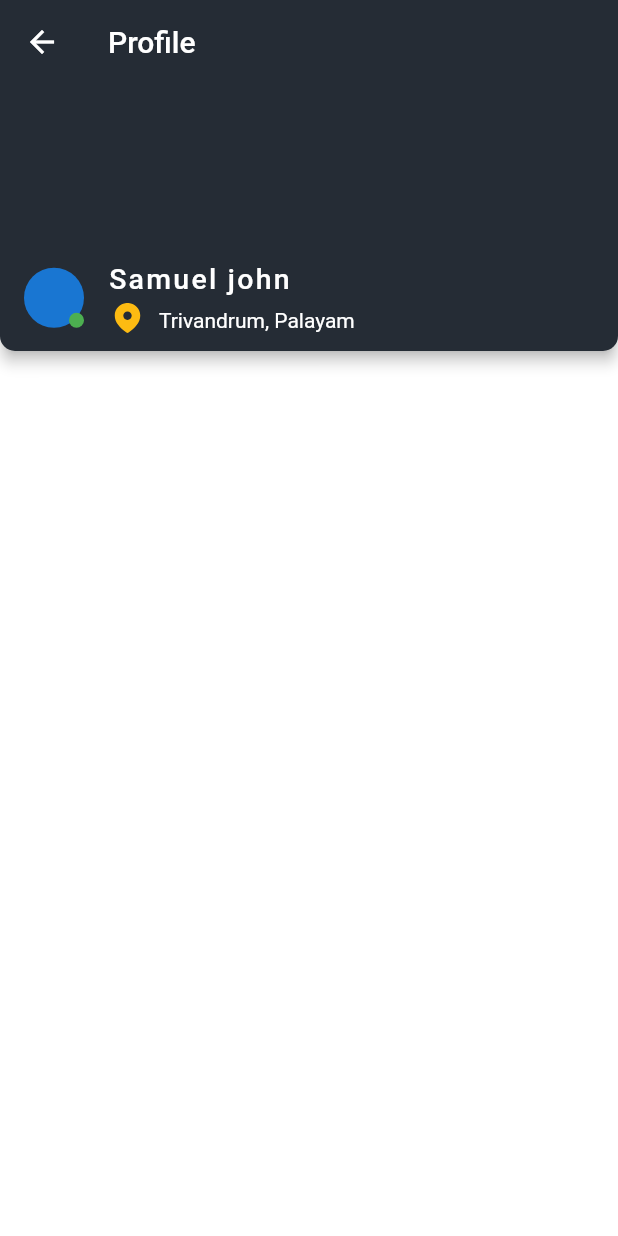
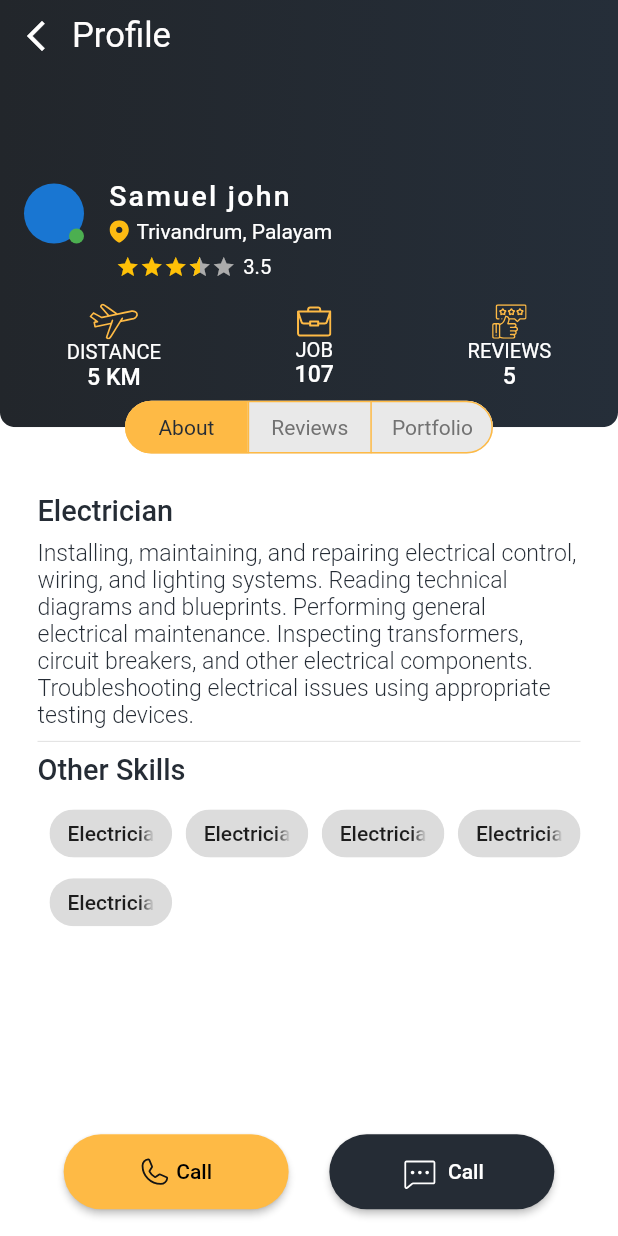
Before and after one commit to TL-TECHNOLOGIES-PRIVATE-LIMITED/tl-everyhome-mobile, a Flutter app: the CusViewJobCard screen opened by its route, on a phone screen of 412 x 824 dp. Run offline on Flutter 3.47's test engine with Material 2 defaults, Android fonts, the phone set to English and light mode, and no system bars; drawn by our look-alikes of flutter_rating_bar, material_segmented_control; our stand-ins replace calendar_date_picker2, flutter_screenutil, flutter_svg, iconly, material_design_icons_flutter, pinput.

Commit message:
customer module view job card done

```diff
--- a/lib/presentation/main_app.dart
+++ b/lib/presentation/main_app.dart
@@ -55,7 +55,7 @@ class MainApp extends StatelessWidget {
                 '/cus_book_worker': (context) => const CusBookWorker(),
                 '/date_and_time_screen': (context) => CusDateAndTimeScreen(),
                 '/cus_pick_price_range': (context) => CusPickPriceRange(),
-                '/cus_view_job_card': (context) => const CusViewJobCard(),
+                '/cus_view_job_card': (context) =>  CusViewJobCard(),
               },
             ),
           );
--- a/lib/presentation/modules/customer/cus_profile_screen/widgets/cusotm_account_section.dart
+++ b/lib/presentation/modules/customer/cus_profile_screen/widgets/cusotm_account_section.dart
@@ -1,4 +1,3 @@
-
 import 'package:flutter/material.dart';
 import 'package:flutter_screenutil/flutter_screenutil.dart';
 import 'package:flutter_svg/flutter_svg.dart';
@@ -86,7 +85,11 @@ class CustomAccountSection extends StatelessWidget {
               spacing: 5,
               crossAxisAlignment: WrapCrossAlignment.center,
               children: [
-                SvgPicture.asset('assets/profile/product_owner_profile.svg'),
+                SvgPicture.asset(
+                  'assets/profile/product_owner_profile.svg',
+                  height: 40,
+                  width: 40,
+                ),
                 Text(
                   'Product Owner',
                   style: TextStyle(
--- /dev/null
+++ b/lib/presentation/modules/customer/cus_view_job_card/about_list.dart
@@ -0,0 +1,66 @@
+import 'package:flutter/material.dart';
+import 'package:flutter_screenutil/flutter_screenutil.dart';
+
+class AboutList extends StatelessWidget {
+  const AboutList({super.key});
+
+  @override
+  Widget build(BuildContext context) {
+    return ListView(
+      shrinkWrap: true,
+      padding: EdgeInsets.zero,
+      physics: const BouncingScrollPhysics(),
+      children: [
+        Padding(
+          padding: const EdgeInsets.only(bottom: 8.0),
+          child: Text(
+            'Electrician',
+            style: TextStyle(
+              color: const Color(0xff252C35),
+              fontSize: 20.sp,
+              fontWeight: FontWeight.w500,
+            ),
+          ),
+        ),
+        Text(
+          'Installing, maintaining, and repairing electrical control, wiring, and lighting systems. Reading technical diagrams and blueprints. Performing general electrical maintenance. Inspecting transformers, circuit breakers, and other electrical components. Troubleshooting electrical issues using appropriate testing devices.',
+          style: TextStyle(
+            color: const Color(0xff252C35),
+            fontSize: 16.sp,
+            fontWeight: FontWeight.w300,
+          ),
+        ),
+        const Divider(),
+        Padding(
+          padding: const EdgeInsets.only(bottom: 8.0),
+          child: Text(
+            'Other Skills',
+            style: TextStyle(
+              color: const Color(0xff252C35),
+              fontSize: 20.sp,
+              fontWeight: FontWeight.w500,
+            ),
+          ),
+        ),
+        GridView.builder(
+          shrinkWrap: true,
+          padding: EdgeInsets.zero,
+          gridDelegate: const SliverGridDelegateWithFixedCrossAxisCount(
+            // crossAxisCount: 4,
+            crossAxisCount: 4,
+            mainAxisSpacing: 1,
+            crossAxisSpacing: 1,
+            childAspectRatio: 2,
+          ),
+          itemCount: 5,
+          itemBuilder: (context, index) {
+            return const Padding(
+              padding: EdgeInsets.only(left: 8.0),
+              child: Chip(label: Text('Electrician')),
+            );
+          },
+        )
+      ],
+    );
+  }
+}
--- a/lib/presentation/modules/customer/cus_view_job_card/cus_view_job_card.dart
+++ b/lib/presentation/modules/customer/cus_view_job_card/cus_view_job_card.dart
@@ -1,69 +1,42 @@
+import 'package:every_home/presentation/modules/customer/cus_view_job_card/about_list.dart';
+import 'package:every_home/presentation/modules/customer/cus_view_job_card/portfolio_list.dart';
+import 'package:every_home/presentation/modules/customer/cus_view_job_card/reviews_list.dart';
+import 'package:every_home/presentation/modules/customer/cus_view_job_card/widgets/custom_bottom_button.dart';
+import 'package:every_home/presentation/modules/customer/cus_view_job_card/widgets/custom_profile_container.dart';
 import 'package:flutter/material.dart';
-import 'package:flutter_screenutil/flutter_screenutil.dart';
-import 'package:flutter_svg/flutter_svg.dart';
 
 class CusViewJobCard extends StatelessWidget {
-  const CusViewJobCard({super.key});
+  CusViewJobCard({super.key});
+
+  final ValueNotifier<int> _indexNotifier = ValueNotifier(0);
+  final List<Widget> _pages = [
+    const AboutList(),
+    const ReviewsList(),
+    const PortfolioList(),
+  ];
 
   @override
   Widget build(BuildContext context) {
     return Scaffold(
-      appBar: AppBar(
-        title: const Text('Profile'),
-        bottom: PreferredSize(
-          preferredSize: Size.fromHeight(200.h),
-          child: ListTile(
-            leading: Stack(
-              children: [
-                GestureDetector(
-                  onTap: () {
-                    Navigator.of(context).pushNamed('/cus_profile_screen');
-                  },
-                  child: const CircleAvatar(),
-                ),
-                const Positioned(
-                  bottom: 0,
-                  right: 0,
-                  child: CircleAvatar(
-                    radius: 5,
-                    backgroundColor: Colors.green,
-                  ),
-                )
-              ],
-            ),
-            title: const Padding(
-              padding: EdgeInsets.only(top: 8.0),
-              child: Text(
-                'Samuel john',
-                style: TextStyle(
-                  color: Colors.white,
-                  fontSize: 19,
-                  fontWeight: FontWeight.w500,
-                ),
-              ),
-            ),
-            subtitle: Wrap(
-              children: [
-                Padding(
-                  padding: const EdgeInsets.all(4.0),
-                  child: SvgPicture.asset('assets/icons/location_icon.svg'),
-                ),
-                const Padding(
-                  padding: EdgeInsets.all(8.0),
-                  child: Text(
-                    'Trivandrum, Palayam',
-                    style: TextStyle(
-                      color: Colors.white,
-                      fontSize: 14,
-                      fontWeight: FontWeight.w400,
-                    ),
-                  ),
-                ),
-              ],
+      body: Column(
+        mainAxisSize: MainAxisSize.min,
+        crossAxisAlignment: CrossAxisAlignment.start,
+        children: [
+          CustomProfileContainer(indexNotifier: _indexNotifier),
+          Expanded(
+            child: ValueListenableBuilder(
+              valueListenable: _indexNotifier,
+              builder: (context, newIndex, _) {
+                return Padding(
+                  padding: const EdgeInsets.symmetric(horizontal: 25),
+                  child: _pages[newIndex],
+                );
+              },
             ),
           ),
-        ),
+        ],
       ),
+      bottomNavigationBar: const CustomBottomButton(),
     );
   }
 }
--- /dev/null
+++ b/lib/presentation/modules/customer/cus_view_job_card/portfolio_list.dart
@@ -0,0 +1,32 @@
+import 'package:flutter/material.dart';
+import 'package:flutter_screenutil/flutter_screenutil.dart';
+
+class PortfolioList extends StatelessWidget {
+  const PortfolioList({super.key});
+
+  @override
+  Widget build(BuildContext context) {
+    return GridView.builder(
+      padding: EdgeInsets.zero,
+      physics: const BouncingScrollPhysics(),
+      gridDelegate: const SliverGridDelegateWithFixedCrossAxisCount(
+        crossAxisCount: 2,
+        childAspectRatio: 1,
+      ),
+      itemCount: 5,
+      itemBuilder: (context, index) {
+        return Padding(
+          padding: const EdgeInsets.only(right: 8.0, bottom: 8),
+          child: Container(
+            height: 143.h,
+            width: 178.w,
+            decoration: BoxDecoration(
+              borderRadius: BorderRadius.circular(10),
+              color: Colors.amber,
+            ),
+          ),
+        );
+      },
+    );
+  }
+}
--- /dev/null
+++ b/lib/presentation/modules/customer/cus_view_job_card/reviews_list.dart
@@ -0,0 +1,82 @@
+import 'package:flutter/material.dart';
+import 'package:flutter_rating_bar/flutter_rating_bar.dart';
+import 'package:flutter_screenutil/flutter_screenutil.dart';
+
+class ReviewsList extends StatelessWidget {
+  const ReviewsList({super.key});
+
+  @override
+  Widget build(BuildContext context) {
+    return ListView.builder(
+        padding: EdgeInsets.zero,
+        physics: const BouncingScrollPhysics(),
+        shrinkWrap: true,
+        itemCount: 2,
+        itemBuilder: (context, index) {
+          return Column(
+            children: [
+              ListTile(
+                leading: Stack(
+                  children: [
+                    GestureDetector(
+                      onTap: () {},
+                      child: const CircleAvatar(),
+                    ),
+                    const Positioned(
+                      bottom: 0,
+                      right: 0,
+                      child: CircleAvatar(
+                        radius: 5,
+                        backgroundColor: Colors.green,
+                      ),
+                    )
+                  ],
+                ),
+                title: const Padding(
+                  padding: EdgeInsets.only(top: 8.0),
+                  child: Text(
+                    'Samuel john',
+                    style: TextStyle(
+                      color: Colors.black,
+                      fontSize: 19,
+                      fontWeight: FontWeight.w500,
+                    ),
+                  ),
+                ),
+                subtitle: Wrap(
+                  crossAxisAlignment: WrapCrossAlignment.center,
+                  children: [
+                    RatingBar.builder(
+                      unratedColor: const Color(0xffACACAC),
+                      ignoreGestures: true,
+                      initialRating: 3.5,
+                      allowHalfRating: true,
+                      itemSize: 16,
+                      itemBuilder: (context, index) {
+                        return const Icon(
+                          Icons.star,
+                          color: Colors.amber,
+                        );
+                      },
+                      onRatingUpdate: (value) {},
+                    ),
+                    Text(
+                      '3.5',
+                      maxLines: 1,
+                      overflow: TextOverflow.clip,
+                      style: TextStyle(
+                        color: Colors.black,
+                        fontSize: 14.sp,
+                        fontWeight: FontWeight.w400,
+                      ),
+                    ),
+                  ],
+                ),
+              ),
+              const Text(
+                  'Great Experience. Hard working and experienced person.')
+            ],
+          );
+        });
+  }
+}
--- /dev/null
+++ b/lib/presentation/modules/customer/cus_view_job_card/widgets/custom_bottom_button.dart
@@ -0,0 +1,64 @@
+
+import 'package:flutter/material.dart';
+import 'package:flutter_screenutil/flutter_screenutil.dart';
+import 'package:flutter_svg/flutter_svg.dart';
+
+class CustomBottomButton extends StatelessWidget {
+  const CustomBottomButton({
+    super.key,
+  });
+
+  @override
+  Widget build(BuildContext context) {
+    return Padding(
+      padding: EdgeInsets.only(left: 30.w, right: 30.w, bottom: 20.h),
+      child: Row(
+        mainAxisAlignment: MainAxisAlignment.spaceAround,
+        children: [
+          ElevatedButton(
+            onPressed: () {},
+            style: ElevatedButton.styleFrom(
+              shape: const StadiumBorder(),
+              backgroundColor: const Color(0xffFEBA45),
+              minimumSize: const Size(150, 50),
+            ),
+            child: Wrap(
+              crossAxisAlignment: WrapCrossAlignment.center,
+              spacing: 5,
+              children: [
+                SvgPicture.asset('assets/icons/call_icon.svg'),
+                const Text(
+                  'Call',
+                  style: TextStyle(
+                    color: Color(0xff000000),
+                  ),
+                ),
+              ],
+            ),
+          ),
+          ElevatedButton(
+            onPressed: () {},
+            style: ElevatedButton.styleFrom(
+              shape: const StadiumBorder(),
+              backgroundColor: const Color(0xff252C35),
+              minimumSize: const Size(150, 50),
+            ),
+            child: Wrap(
+              crossAxisAlignment: WrapCrossAlignment.center,
+              spacing: 5,
+              children: [
+                SvgPicture.asset('assets/icons/chat_icon.svg'),
+                const Text(
+                  'Call',
+                  style: TextStyle(
+                    color: Color(0xffFFFFFF),
+                  ),
+                ),
+              ],
+            ),
+          ),
+        ],
+      ),
+    );
+  }
+}
--- /dev/null
+++ b/lib/presentation/modules/customer/cus_view_job_card/widgets/custom_job_details_tile.dart
@@ -0,0 +1,43 @@
+
+import 'package:flutter/material.dart';
+import 'package:flutter_screenutil/flutter_screenutil.dart';
+import 'package:flutter_svg/flutter_svg.dart';
+
+class CustomJobDetailsTile extends StatelessWidget {
+  const CustomJobDetailsTile({
+    super.key,
+    required this.type,
+    required this.details,
+    required this.icon,
+  });
+  final String type;
+  final String details;
+  final String icon;
+
+  @override
+  Widget build(BuildContext context) {
+    return Wrap(
+      direction: Axis.vertical,
+      crossAxisAlignment: WrapCrossAlignment.center,
+      children: [
+        SvgPicture.asset(icon),
+        Text(
+          type,
+          style: TextStyle(
+            fontSize: 14.sp,
+            fontWeight: FontWeight.w400,
+            color: Colors.white,
+          ),
+        ),
+        Text(
+          details,
+          style: TextStyle(
+            fontSize: 16.sp,
+            fontWeight: FontWeight.w500,
+            color: Colors.white,
+          ),
+        ),
+      ],
+    );
+  }
+}
--- /dev/null
+++ b/lib/presentation/modules/customer/cus_view_job_card/widgets/custom_profile_container.dart
@@ -0,0 +1,225 @@
+
+import 'package:every_home/presentation/modules/customer/cus_view_job_card/widgets/custom_job_details_tile.dart';
+import 'package:flutter/material.dart';
+import 'package:flutter_rating_bar/flutter_rating_bar.dart';
+import 'package:flutter_screenutil/flutter_screenutil.dart';
+import 'package:flutter_svg/flutter_svg.dart';
+import 'package:material_segmented_control/material_segmented_control.dart';
+
+class CustomProfileContainer extends StatelessWidget {
+  const CustomProfileContainer({
+    super.key,
+    required ValueNotifier<int> indexNotifier,
+  }) : _indexNotifier = indexNotifier;
+
+  final ValueNotifier<int> _indexNotifier;
+
+  @override
+  Widget build(BuildContext context) {
+    return SizedBox(
+      height: 370.h,
+      child: Stack(
+        children: [
+          ClipRRect(
+            borderRadius: const BorderRadius.only(
+                bottomLeft: Radius.circular(10),
+                bottomRight: Radius.circular(10)),
+            child: Container(
+              height: 320.h,
+              width: double.infinity,
+              decoration: const BoxDecoration(
+                gradient: LinearGradient(
+                  colors: [
+                    Color(0xff22262B),
+                    Color(0xFF252E39),
+                  ],
+                ),
+              ),
+              child: Stack(
+                children: [
+                  Positioned(
+                    top: MediaQuery.of(context).viewPadding.top,
+                    child: SizedBox(
+                      width: 1.sw,
+                      child: Row(
+                        children: [
+                          IconButton(
+                            onPressed: () {
+                              Navigator.of(context).pop();
+                            },
+                            icon: const Icon(
+                              Icons.arrow_back_ios_new,
+                              color: Colors.white,
+                            ),
+                          ),
+                          Text(
+                            'Profile',
+                            style: TextStyle(
+                              color: const Color(0xffFFFDFD),
+                              fontSize: 24.sp,
+                              fontWeight: FontWeight.w400,
+                            ),
+                          )
+                        ],
+                      ),
+                    ),
+                  ),
+                  Positioned.fill(
+                    child: Align(
+                      child: ListTile(
+                        leading: Stack(
+                          children: [
+                            GestureDetector(
+                              onTap: () {},
+                              child: const CircleAvatar(),
+                            ),
+                            const Positioned(
+                              bottom: 0,
+                              right: 0,
+                              child: CircleAvatar(
+                                radius: 5,
+                                backgroundColor: Colors.green,
+                              ),
+                            )
+                          ],
+                        ),
+                        title: const Padding(
+                          padding: EdgeInsets.only(top: 8.0),
+                          child: Text(
+                            'Samuel john',
+                            style: TextStyle(
+                              color: Colors.white,
+                              fontSize: 19,
+                              fontWeight: FontWeight.w500,
+                            ),
+                          ),
+                        ),
+                        subtitle: Wrap(
+                          crossAxisAlignment: WrapCrossAlignment.center,
+                          children: [
+                            SvgPicture.asset(
+                              'assets/icons/location_icon.svg',
+                              height: 15,
+                              width: 15,
+                            ),
+                            const Padding(
+                              padding: EdgeInsets.all(4.0),
+                              child: Text(
+                                'Trivandrum, Palayam',
+                                style: TextStyle(
+                                  color: Colors.white,
+                                  fontSize: 14,
+                                  fontWeight: FontWeight.w400,
+                                ),
+                              ),
+                            ),
+                          ],
+                        ),
+                      ),
+                    ),
+                  ),
+                  Positioned.fill(
+                    top: 80.h,
+                    right: 160.w,
+                    child: Align(
+                      child: Wrap(
+                        spacing: 5,
+                        children: [
+                          RatingBar.builder(
+                            unratedColor: const Color(0xffACACAC),
+                            ignoreGestures: true,
+                            initialRating: 3.5,
+                            allowHalfRating: true,
+                            itemSize: 16,
+                            itemBuilder: (context, index) {
+                              return const Icon(
+                                Icons.star,
+                                color: Colors.amber,
+                              );
+                            },
+                            onRatingUpdate: (value) {},
+                          ),
+                          Text(
+                            '3.5',
+                            maxLines: 1,
+                            overflow: TextOverflow.clip,
+                            style: TextStyle(
+                              color: const Color(0xffFFFFFF),
+                              fontSize: 14.sp,
+                              fontWeight: FontWeight.w400,
+                            ),
+                          ),
+                        ],
+                      ),
+                    ),
+                  ),
+                  Positioned.fill(
+                    top: 200.h,
+                    child: Align(
+                      child: Row(
+                        mainAxisAlignment: MainAxisAlignment.spaceAround,
+                        children: const [
+                          CustomJobDetailsTile(
+                            icon: 'assets/icons/distance_icon.svg',
+                            type: 'DISTANCE',
+                            details: '5 KM',
+                          ),
+                          CustomJobDetailsTile(
+                            icon: 'assets/icons/job_icon.svg',
+                            type: 'JOB',
+                            details: '107',
+                          ),
+                          CustomJobDetailsTile(
+                            icon: 'assets/icons/reviews_icon.svg',
+                            type: 'REVIEWS',
+                            details: '5',
+                          ),
+                        ],
+                      ),
+                    ),
+                  ),
+                ],
+              ),
+            ),
+          ),
+          Positioned.fill(
+            top: 270.h,
+            child: Align(
+              child: ValueListenableBuilder(
+                  valueListenable: _indexNotifier,
+                  builder: (context, newIndex, _) {
+                    return MaterialSegmentedControl(
+                      verticalOffset: 10.w,
+                      horizontalPadding: const EdgeInsets.all(10),
+                      borderWidth: 1,
+                      selectedColor: const Color(0xffFEBA45),
+                      onSegmentTapped: (value) {
+                        _indexNotifier.value = value;
+                      },
+                      unselectedColor: const Color(0xffE9E9E9),
+                      unselectedTextStyle:
+                          const TextStyle(color: Color(0xff727272)),
+                      selectedTextStyle:
+                          const TextStyle(color: Color(0xff252C35)),
+                      selectionIndex: newIndex,
+                      children: {
+                        0: Padding(
+                            padding:
+                                EdgeInsets.symmetric(horizontal: 25.h),
+                            child: const Text('About')),
+                        1: const Padding(
+                            padding: EdgeInsets.symmetric(horizontal: 10),
+                            child: Text('Reviews')),
+                        2: const Padding(
+                            padding: EdgeInsets.symmetric(horizontal: 10),
+                            child: Text('Portfolio')),
+                      },
+                    );
+                  }),
+            ),
+          ),
+        ],
+      ),
+    );
+  }
+}
```
Also changed, not shown: assets/icons/call_icon.svg (added), assets/icons/chat_icon.svg (added), assets/icons/distance_icon.svg (added), assets/icons/job_icon.svg (added), assets/icons/reviews_icon.svg (added).
